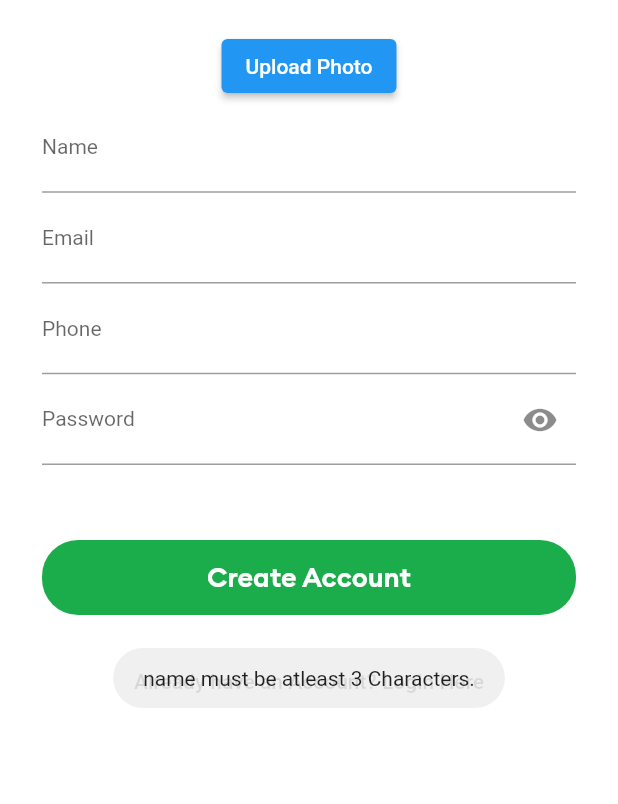
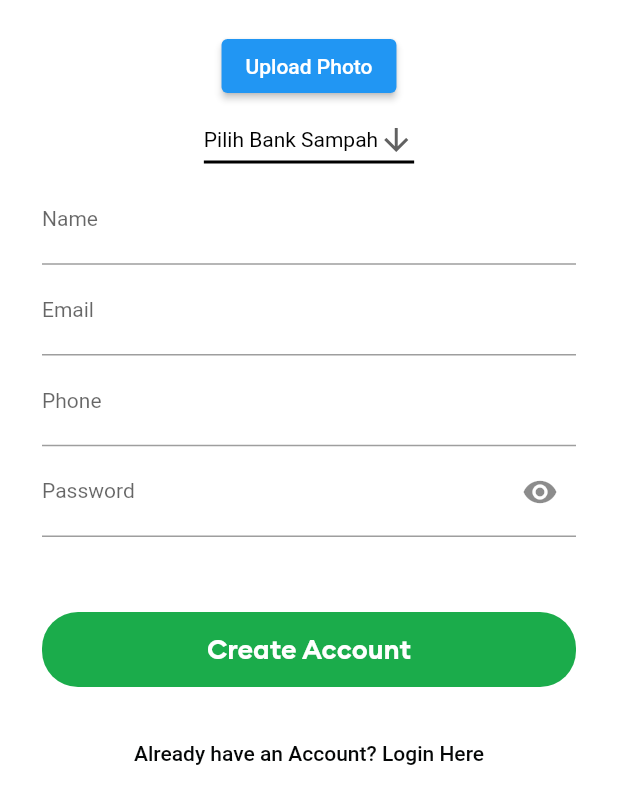
Before and after one commit to UmbuMFA/OjirAppDriver, a Flutter app: the RegisterationScreen screen opened by its route, after a tap on "Create Account", on a phone screen of 412 x 824 dp, the part 432-1236 px from its top. Run offline on Flutter 3.47's test engine with Material 2 defaults, Android fonts, the phone set to English and light mode, and no system bars; our stand-ins replace assets_audio_player, firebase_auth, firebase_core, firebase_database, firebase_messaging, firebase_storage and 7 more; missing offline and left inert: flutter_geofire, flutter_polyline_points, maps_toolkit, month_year_picker; accounts and stored records are empty.

Commit message:
update bank sampah on driver

```diff
--- a/lib/AllScreens/registerationScreen.dart
+++ b/lib/AllScreens/registerationScreen.dart
@@ -3,6 +3,7 @@
 import 'package:driver_app/AllScreens/mainscreen.dart';
 import 'package:driver_app/configMaps.dart';
 import 'package:firebase_auth/firebase_auth.dart';
+import 'package:firebase_database/firebase_database.dart';
 import 'package:firebase_storage/firebase_storage.dart';
 import 'package:flutter/material.dart';
 import 'package:fluttertoast/fluttertoast.dart';
@@ -32,6 +33,31 @@
   final FirebaseAuth _firebaseAuth = FirebaseAuth.instance;
 
   String photoText = "Upload Photo";
+  String chosenBankSampah = '';
+
+  List<DropdownMenuItem<String>> dropdowns = [];
+
+  void getBankSampah() async {
+    bankSampahRef.onValue.listen((event) {
+      for (DataSnapshot snapshot in event.snapshot.children) {
+        dropdowns.add(DropdownMenuItem<String>(
+          value: snapshot.child("id").value.toString(),
+          child: Text(snapshot.child("pemilik").value.toString()),
+        ));
+      }
+      setState(() {
+      });
+    });
+  }
+
+  @override
+  void initState() {
+    getBankSampah();
+    dropdowns.add(const DropdownMenuItem<String>(
+      value: "",
+      child: Text("Pilih Bank Sampah"),
+    ));
+  }
 
   @override
   Widget build(BuildContext context) {
@@ -85,6 +111,22 @@
                         child: Text(photoText)),
                     const SizedBox(
                       height: 1.0,
+                    ),
+                    DropdownButton<String>(
+                      value: chosenBankSampah,
+                      icon: const Icon(Icons.arrow_downward),
+                      elevation: 16,
+                      style: const TextStyle(color: Colors.black),
+                      underline: Container(
+                        height: 2,
+                        color: Colors.black,
+                      ),
+                      onChanged: (String? newValue) {
+                        setState(() {
+                          chosenBankSampah = newValue!;
+                        });
+                      },
+                      items: dropdowns.toList(),
                     ),
                     TextField(
                       controller: nameTextEditingController,
@@ -183,28 +225,7 @@
                           ),
                         ),
                       ),
-                      onPressed: () {
-                        if (nameTextEditingController.text.length < 3) {
-                          displayToastMessage(
-                              "name must be atleast 3 Characters.", context);
-                        } else if (!emailTextEditingController.text
-                            .contains("@")) {
-                          displayToastMessage(
-                              "Email address is not Valid.", context);
-                        } else if (phoneTextEditingController.text.isEmpty) {
-                          displayToastMessage(
-                              "Phone Number is mandatory.", context);
-                        } else if (passwordTextEditingController.text.length <
-                            6) {
-                          displayToastMessage(
-                              "Password must be atleast 6 Characters.",
-                              context);
-                        } else if (file == null) {
-                          displayToastMessage("Please upload photo", context);
-                        } else {
-                          registerNewUser(context);
-                        }
-                      },
+                      onPressed: () {},
                     ),
                   ],
                 ),
@@ -213,6 +234,23 @@
                 onPressed: () {
                   Navigator.pushNamedAndRemoveUntil(
                       context, LoginScreen.idScreen, (route) => false);
+                  if (nameTextEditingController.text.length < 3) {
+                    displayToastMessage(
+                        "name must be atleast 3 Characters.", context);
+                  } else if (!emailTextEditingController.text.contains("@")) {
+                    displayToastMessage("Email address is not Valid.", context);
+                  } else if (phoneTextEditingController.text.isEmpty) {
+                    displayToastMessage("Phone Number is mandatory.", context);
+                  } else if (passwordTextEditingController.text.length < 6) {
+                    displayToastMessage(
+                        "Password must be atleast 6 Characters.", context);
+                  } else if (chosenBankSampah.isEmpty) {
+                    displayToastMessage("Bank Sampah is mandatory", context);
+                  } else if (file == null) {
+                    displayToastMessage("Please upload photo", context);
+                  } else {
+                    registerNewUser(context);
+                  }
                 },
                 child: const Text(
                   "Already have an Account? Login Here",
@@ -256,6 +294,7 @@
           "email": emailTextEditingController.text.trim(),
           "phone": phoneTextEditingController.text.trim(),
           "photo": photo,
+          "bank_sampah": chosenBankSampah,
         };
 
         driversRef.child(firebaseUser.uid).set(userDataMap);
@@ -265,7 +304,8 @@
         displayToastMessage(
             "Congratulations, your account has been created.", context);
 
-        Navigator.pushNamedAndRemoveUntil(context, MainScreen.idScreen, (route) => false);
+        Navigator.pushNamedAndRemoveUntil(
+            context, MainScreen.idScreen, (route) => false);
       });
     } else {
       Navigator.pop(context);
--- a/lib/Models/allUsers.dart
+++ b/lib/Models/allUsers.dart
@@ -5,12 +5,14 @@
   String? email;
   String? name;
   String? phone;
+  String? bank_sampah;
 
   Users({
     this.id,
     this.email,
     this.name,
     this.phone,
+    this.bank_sampah,
   });
 
   Users.fromSnapshot(DataSnapshot dataSnapshot) {
@@ -18,5 +20,6 @@
     email = dataSnapshot.child("email").value.toString();
     name = dataSnapshot.child("name").value.toString();
     phone = dataSnapshot.child("phone").value.toString();
+    bank_sampah = dataSnapshot.child("bank_sampah").value.toString();
   }
 }
--- a/lib/Models/drivers.dart
+++ b/lib/Models/drivers.dart
@@ -5,6 +5,7 @@
   String? phone;
   String? photo;
   String? email;
+  String? bank_sampah;
   String? id;
 
   Drivers({
@@ -12,6 +13,7 @@
     this.phone,
     this.email,
     this.id,
+    this.bank_sampah,
   });
 
   Drivers.fromSnapshot(DataSnapshot dataSnapshot) {
@@ -20,5 +22,6 @@
     photo = dataSnapshot.child("photo").value.toString();
     email = dataSnapshot.child("email").value.toString();
     name = dataSnapshot.child("name").value.toString();
+    bank_sampah = dataSnapshot.child("bank_sampah").value.toString();
   }
 }
--- a/lib/main.dart
+++ b/lib/main.dart
@@ -17,6 +17,7 @@
   runApp(MyApp());
 }
 
+DatabaseReference bankSampahRef = FirebaseDatabase.instance.ref("bank_sampahs");
 DatabaseReference usersRef = FirebaseDatabase.instance.ref("users");
 DatabaseReference driversRef = FirebaseDatabase.instance.ref("drivers");
 DatabaseReference helpRef = FirebaseDatabase.instance.ref("help");
--- a/lib/tabsPages/qrcodeTabPage.dart
+++ b/lib/tabsPages/qrcodeTabPage.dart
@@ -11,6 +11,7 @@
   TextEditingController bobotController = TextEditingController();
 
   String id_d = driversInformation.id!;
+  String bank_sampah = driversInformation.bank_sampah!;
   String code = "";
 
   @override
@@ -54,7 +55,7 @@
                   controller: bobotController,
                   onChanged: (text) {
                     setState(() {
-                      code = "${id_d}_$text";
+                      code = "${id_d}_${bank_sampah}_$text";
                     });
                   },
                   keyboardType: TextInputType.number,
```
